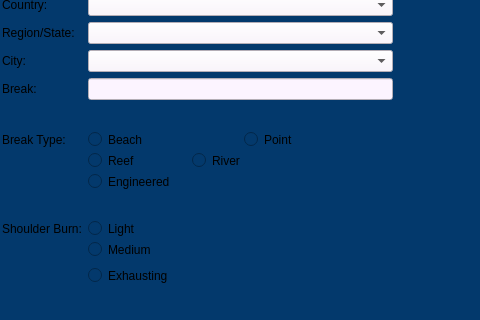
Above: gui/main_widget/ui/wsl_analytics_ui.ui from rhill5555/py-widget-surfing before the change; both pictures show x 165 to 645 and y 334 to 654 of the 1100 by 850 pixel window. Below: the same form after it.
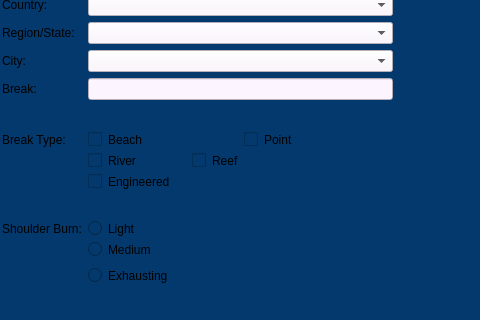
That is the form after the change.

Commit message: Changed Names of Break Checkboxes

Patch:
```diff
--- a/gui/main_widget/ui/wsl_analytics_ui.ui
+++ b/gui/main_widget/ui/wsl_analytics_ui.ui
@@ -706,14 +706,14 @@
          <item row="6" column="1">
           <layout class="QHBoxLayout" name="horizontalLayout">
            <item>
-            <widget class="QRadioButton" name="radioButton_2">
+            <widget class="QCheckBox" name="BreakBeachBox">
              <property name="text">
-              <string>Beach        </string>
+              <string>Beach</string>
              </property>
             </widget>
            </item>
            <item>
-            <widget class="QRadioButton" name="BreakTypePoint">
+            <widget class="QCheckBox" name="BreakPointBox">
              <property name="text">
               <string>Point</string>
              </property>
@@ -752,16 +752,16 @@
          <item row="7" column="1">
           <layout class="QHBoxLayout" name="horizontalLayout_3">
            <item>
-            <widget class="QRadioButton" name="BreakTypeReef">
+            <widget class="QCheckBox" name="BreakRiverBox">
              <property name="text">
-              <string>Reef          </string>
+              <string>River         </string>
              </property>
             </widget>
            </item>
            <item>
-            <widget class="QRadioButton" name="BreakTypeRiver">
+            <widget class="QCheckBox" name="BreakReefBox">
              <property name="text">
-              <string>River</string>
+              <string>Reef</string>
              </property>
             </widget>
            </item>
@@ -781,13 +781,6 @@
            </property>
           </widget>
          </item>
-         <item row="8" column="1">
-          <widget class="QRadioButton" name="BreakTypeEng">
-           <property name="text">
-            <string>Engineered</string>
-           </property>
-          </widget>
-         </item>
          <item row="5" column="0">
           <spacer name="horizontalSpacer">
            <property name="orientation">
@@ -861,6 +854,13 @@
            </property>
           </widget>
          </item>
+         <item row="8" column="1">
+          <widget class="QCheckBox" name="BreakEngBox">
+           <property name="text">
+            <string>Engineered</string>
+           </property>
+          </widget>
+         </item>
         </layout>
        </widget>
        <widget class="QPushButton" name="BreakSubmit">
```
The commit also changes 2 other files.
